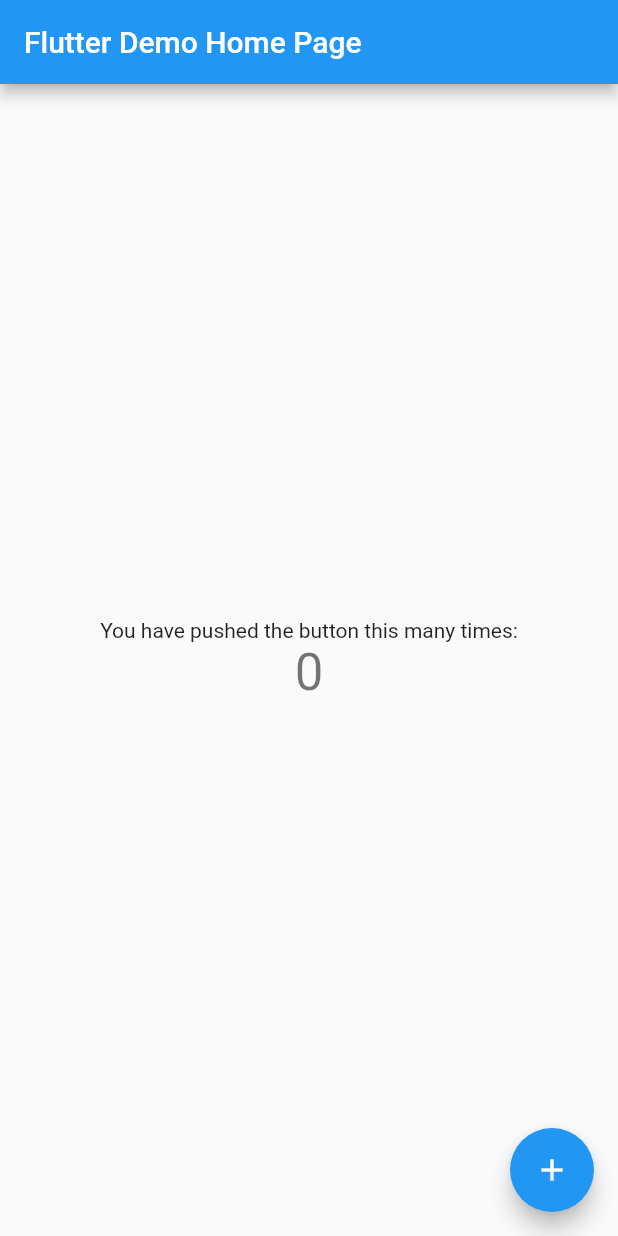
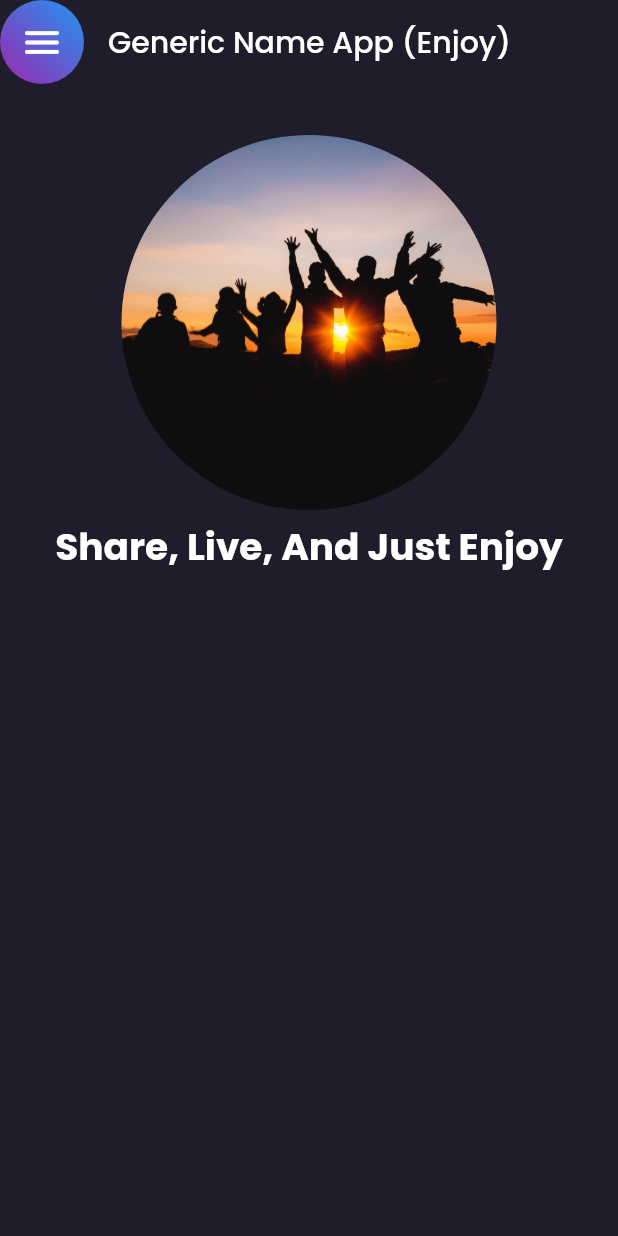
Before and after one commit to Javier4le/mobile-app, a Flutter app: the screen it shows after launch, on a phone screen of 412 x 824 dp. Run offline on Flutter 3.47's test engine with Material 2 defaults, Android fonts, the phone set to English and light mode, and no system bars; our stand-ins replace google_fonts, material_design_icons_flutter.

Commit message:
Add prototype frontend

```diff
--- a/mobile_app_frontend/analysis_options.yaml
+++ b/mobile_app_frontend/analysis_options.yaml
@@ -22,6 +22,7 @@ linter:
   # `// ignore_for_file: name_of_lint` syntax on the line or in the file
   # producing the lint.
   rules:
+    ignore:prefer_const_constrcutors
     # avoid_print: false  # Uncomment to disable the `avoid_print` rule
     # prefer_single_quotes: true  # Uncomment to enable the `prefer_single_quotes` rule
 
--- /dev/null
+++ b/mobile_app_frontend/lib/Pages/home_page.dart
@@ -0,0 +1,91 @@
+import 'package:flutter/material.dart';
+import 'package:material_design_icons_flutter/material_design_icons_flutter.dart';
+import 'package:mobile_app_frontend/Widgets/drawer_widget.dart';
+import 'package:google_fonts/google_fonts.dart';
+
+class HomePage extends StatelessWidget {
+  // const HomePage({super.key});
+
+  @override
+  Widget build(BuildContext context) {
+    return Scaffold(
+      appBar: AppBar(
+        elevation: 0,
+        backgroundColor: Colors.transparent,
+        title: Text('Generic Name App (Enjoy)',style:TextStyle(fontSize: 20)
+        ),
+        leading: Builder(
+          builder: (BuildContext context) {
+            return Container(
+              decoration: const BoxDecoration(
+                shape: BoxShape.circle,
+                gradient: LinearGradient(
+                colors: [Colors.purple, Colors.blue],
+                begin: Alignment.bottomLeft,
+                end: Alignment.topRight,
+              )),
+              child: CircleAvatar(
+                backgroundColor: Colors.transparent,
+                radius: 20,
+                child: IconButton(
+                  padding: EdgeInsets.zero,
+                  icon: const Icon(
+                    Icons.menu_rounded,
+
+                    color: Colors.white,
+                    size: 30, // Changing Drawer Icon Size
+                  ),
+                  onPressed: () {
+                    Scaffold.of(context).openDrawer();
+                  },
+                  tooltip:
+                      MaterialLocalizations.of(context).openAppDrawerTooltip,
+                ),
+              ),
+            );
+          },
+        ),
+      ),
+      extendBodyBehindAppBar: true,
+      drawer: Drawer_widget(),
+      body: Container(
+          height: double.infinity,
+          width: double.infinity,
+          color: Color(0xff1f1d2c),
+          child: Column(
+            children: [
+              Container(
+                color: Colors.transparent,
+                width: double.infinity,
+                height: 90,
+              ),
+              Container(
+                  alignment: Alignment.center,
+                  height: 250,
+                  child: Row(
+                    children: [
+                      Expanded(
+                        child: Container(
+                          height: 400,
+                          decoration: BoxDecoration(
+                              shape: BoxShape.circle,
+                              image: DecorationImage(
+                                  image:
+                                      AssetImage('assets/images/friends.jpg'))),
+                        ),
+                      ),
+                    ],
+                  )),
+              Container(
+
+                height: 50,
+                width: 350,
+                alignment: Alignment.center,
+                child: Text('Share, Live, And Just Enjoy',style:
+                TextStyle(fontSize: 25, fontWeight: FontWeight.bold),),
+              )
+            ],
+          )),
+    );
+  }
+}
--- a/mobile_app_frontend/lib/main.dart
+++ b/mobile_app_frontend/lib/main.dart
@@ -1,4 +1,6 @@
 import 'package:flutter/material.dart';
+import 'package:mobile_app_frontend/Pages/home_page.dart';
+import 'package:google_fonts/google_fonts.dart';
 
 void main() {
   runApp(const MyApp());
@@ -23,8 +25,17 @@ class MyApp extends StatelessWidget {
         // Notice that the counter didn't reset back to zero; the application
         // is not restarted.
         primarySwatch: Colors.blue,
+        fontFamily: 'Poppins',
+        textTheme:  GoogleFonts.poppinsTextTheme(
+
+        Theme.of(context).textTheme.apply(
+
+        bodyColor: Colors.white, //<-- SEE HERE
+        displayColor: Colors.white, //<-- SEE HERE
+    )),
+
       ),
-      home: const MyHomePage(title: 'Flutter Demo Home Page'),
+      home: HomePage(),
     );
   }
 }
```
Also changed, not shown: mobile_app_frontend/lib/Pages/app_config_page.dart (added, +115 -0 lines), mobile_app_frontend/lib/Pages/profile_options.dart (added, +51 -0 lines), mobile_app_frontend/lib/Pages/profile_page.dart (added, +128 -0 lines), mobile_app_frontend/lib/Widgets/drawer_widget.dart (added, +164 -0 lines), mobile_app_frontend/pubspec.yaml (+13 -7 lines), mobile_app_frontend/assets/images/friends.jpg (added), mobile_app_frontend/assets/images/gato1.jpg (added), mobile_app_frontend/assets/images/gato2.jpg (added), mobile_app_frontend/assets/images/gato3.jpg (added), mobile_app_frontend/assets/images/paisaje.jpg (added), mobile_app_frontend/assets/images/user.png (added), mobile_app_frontend/pubspec.lock, 1 other file.
